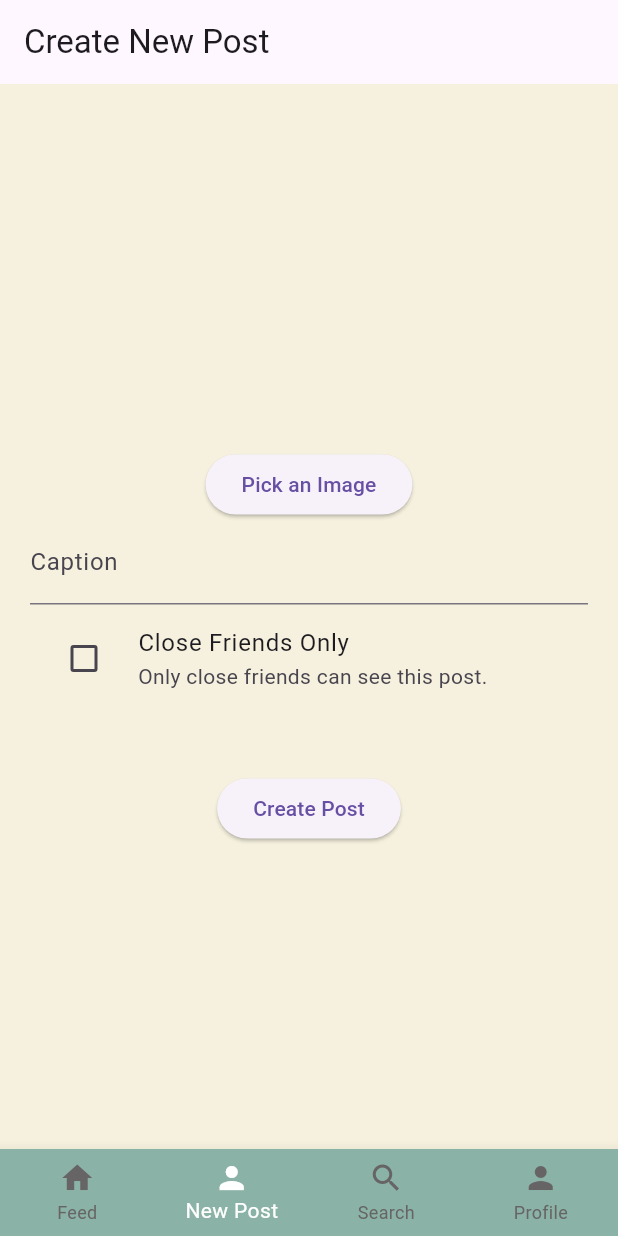
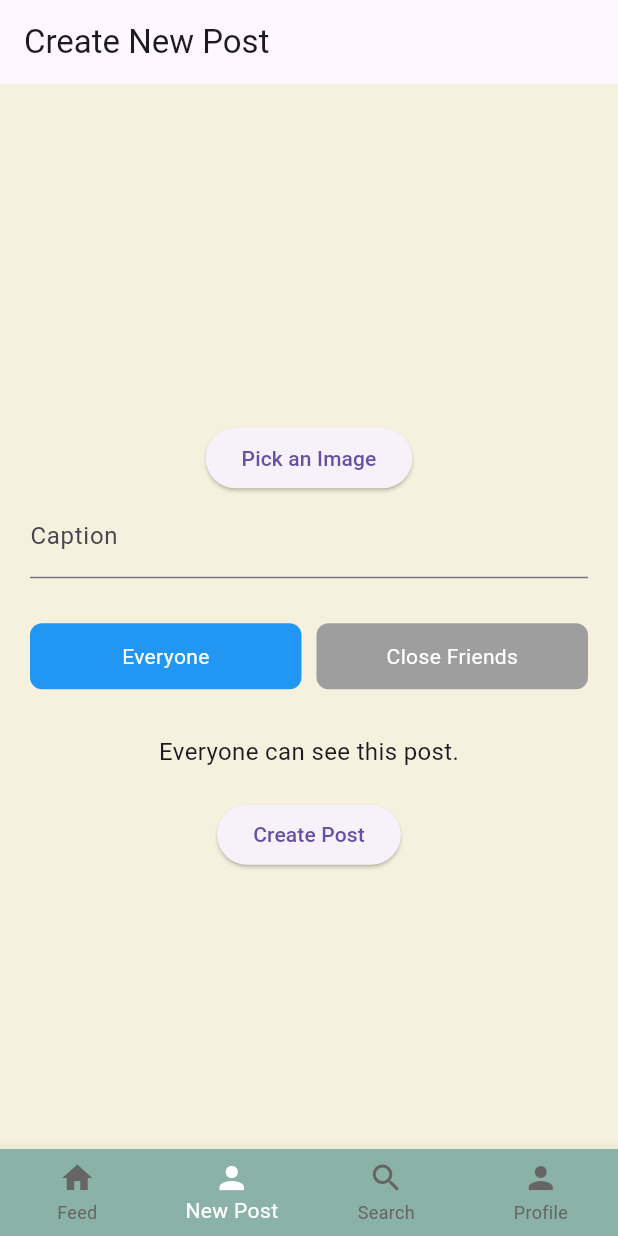
Before and after one commit to 6510615252/cn322-project, a Flutter app: the screen it shows once a user with an empty profile is signed in, item 2 of the bottom bar chosen, after a tap on "Pick an Image", on a phone screen of 412 x 824 dp. Run offline on Flutter 3.47's test engine with Material 3 defaults, Android fonts, the phone set to English and light mode, and no system bars; our stand-ins replace cloud_firestore, firebase_auth, firebase_core, firebase_storage, flutter_dotenv, google_sign_in and 1 more; accounts and stored records are empty; network calls fail.

Commit message:
Update newpost

```diff
--- a/lib/screens/new_post_page.dart
+++ b/lib/screens/new_post_page.dart
@@ -5,14 +5,16 @@ import 'package:flutter/material.dart';
 import 'package:firebase_auth/firebase_auth.dart';
 import 'package:image_picker/image_picker.dart';
 import 'package:outstragram/services/postService.dart';
+import 'package:outstragram/services/userService.dart';
 import 'package:outstragram/screens/home_page.dart';
 import 'package:outstragram/widgets/widget_tree.dart';
 
 class NewPostPage extends StatefulWidget {
   final String? uid;
-  final PostService userService = PostService();
 
-  NewPostPage({super.key, String? uid}) : uid = uid ?? FirebaseAuth.instance.currentUser?.uid;
+
+  NewPostPage({super.key, String? uid})
+      : uid = uid ?? FirebaseAuth.instance.currentUser?.uid;
 
   @override
   _NewPostPageState createState() => _NewPostPageState();
@@ -21,6 +23,9 @@ class NewPostPage extends StatefulWidget {
 class _NewPostPageState extends State<NewPostPage> {
   final TextEditingController _captionController = TextEditingController();
   final PostService _postService = PostService();
+  final UserService _userService = UserService();
+
+  List<String> _closeFriends = [];
 
   bool _isLoading = false;
   Uint8List? _imageBytes;
@@ -32,6 +37,18 @@ class _NewPostPageState extends State<NewPostPage> {
     super.dispose();
   }
 
+   @override
+  void initState() {
+    super.initState();
+    _loadCloseFriends();  // เรียกฟังก์ชันเพื่อดึงรายชื่อ Close Friends
+  }
+
+  Future<void> _loadCloseFriends() async {
+    List<String> closeFriends = await _userService.getCloseFriends(widget.uid!);  // ดึงข้อมูลจาก userService
+    setState(() {
+      _closeFriends = closeFriends;  // เก็บรายชื่อ Close Friends
+    });
+  }
   Future<void> _pickImage() async {
     final ImagePicker _picker = ImagePicker();
     final XFile? image = await _picker.pickImage(source: ImageSource.gallery);
@@ -43,8 +60,6 @@ class _NewPostPageState extends State<NewPostPage> {
       });
     }
   }
-
-
 
   Future<void> _createNewPost() async {
     if (_captionController.text.trim().isEmpty) {
@@ -112,31 +127,88 @@ class _NewPostPageState extends State<NewPostPage> {
                     onPressed: _pickImage,
                     child: const Text("Pick an Image"),
                   )
-
-                : ClipRRect(
+                : GestureDetector(
+                    onTap: _pickImage, // Allow user to tap to change the image
+                    child: ClipRRect(
                       borderRadius: BorderRadius.circular(15),
                       child: kIsWeb
-                        ? Image.memory(_imageBytes!,
-                            width: 150, height: 150, fit: BoxFit.cover)
-                        : Image.memory(_imageBytes!,
-                            width: 150, height: 150, fit: BoxFit.cover),
+                          ? Image.memory(
+                              _imageBytes!,
+                              width: 150,
+                              height: 150,
+                              fit: BoxFit.cover,
+                            )
+                          : Image.memory(
+                              _imageBytes!,
+                              width: 150,
+                              height: 150,
+                              fit: BoxFit.cover,
+                            ),
+                    ),
                   ),
             TextField(
               controller: _captionController,
               decoration: const InputDecoration(labelText: "Caption"),
+
             ),
-            CheckboxListTile(
-              title: const Text("Close Friends Only"),
-              subtitle: const Text("Only close friends can see this post."),
-              value: _isPrivate,
-              onChanged: (bool? value) {
+            const SizedBox(height: 30),
+             Row(
+              children: [
+                Expanded(
+                  child: GestureDetector(
+                    onTap: () {
                       setState(() {
-                  _isPrivate = value ?? false;
+                        _isPrivate = false; // Set to Everyone
                       });
                     },
-              controlAffinity: ListTileControlAffinity.leading,
+                    child: Container(
+                      decoration: BoxDecoration(
+                        color: !_isPrivate ? Colors.blue : Colors.grey,
+                        borderRadius: BorderRadius.circular(8),
                       ),
-            const SizedBox(height: 40),
+                      padding: const EdgeInsets.symmetric(vertical: 12),
+                      child: const Center(
+                        child: Text(
+                          "Everyone",
+                          style: TextStyle(color: Colors.white),
+                        ),
+                      ),
+                    ),
+                  ),
+                ),
+                const SizedBox(width: 10),
+                Expanded(
+                  child: GestureDetector(
+                    onTap: () {
+                      setState(() {
+                        _isPrivate = true; // Set to Close Friends
+                      });
+                    },
+                    child: Container(
+                      decoration: BoxDecoration(
+                        color: _isPrivate ? Colors.blue : Colors.grey,
+                        borderRadius: BorderRadius.circular(8),
+                      ),
+                      padding: const EdgeInsets.symmetric(vertical: 12),
+                      child: const Center(
+                        child: Text(
+                          "Close Friends",
+                          style: TextStyle(color: Colors.white),
+                        ),
+                      ),
+                    ),
+                  ),
+                ),
+              ],
+            ),
+            const SizedBox(height: 30),
+            // Display the selected audience text
+            Text(
+              _isPrivate ? "Only Close Friends can see this post.\n Close Friends: ${_closeFriends.join(', ')}"
+              : "Everyone can see this post.",
+              style: const TextStyle(fontSize: 16),
+            ),
+            const SizedBox(height: 20),
             ElevatedButton(
               onPressed: _isLoading ? null : _createNewPost,
               child: _isLoading
--- a/lib/services/userService.dart
+++ b/lib/services/userService.dart
@@ -74,6 +74,8 @@ class UserService {
 
     updateResults(results); // ส่งค่าผลลัพธ์กลับไปยัง SearchPage
   }
+
+
 
   Future<String> getUserNameByUid(String uid) async {
     try {
@@ -241,5 +243,26 @@ class UserService {
 
     return Future.value(postCount);
   }
+   Future<List<String>> getCloseFriends(String uid) async {
+    try {
+      // ดึงข้อมูลของ user จาก Firestore โดยใช้ uid
+      DocumentSnapshot userDoc = await _firestore.collection('User').doc(uid).get();
 
+      // ตรวจสอบว่า key 'closeFriends' มีอยู่ใน document หรือไม่
+      List<String> closeFriendsUid = List<String>.from(userDoc['closefriend'] ?? []);
+
+      // ดึงชื่อจาก UID ของ closefriends โดยใช้ getUserNameByUid()
+      List<String> closeFriendsNames = [];
+      for (String closeFriendUid in closeFriendsUid) {
+        String name = await getUserNameByUid(closeFriendUid);
+        closeFriendsNames.add(name);
+      }
+
+      return closeFriendsNames;
+    }
+   catch (e) {
+    print("Error fetching close friends names: $e");
+    return [];
+  }
+  }
 }
```
Lines whose indentation alone changed are shown as unchanged.
